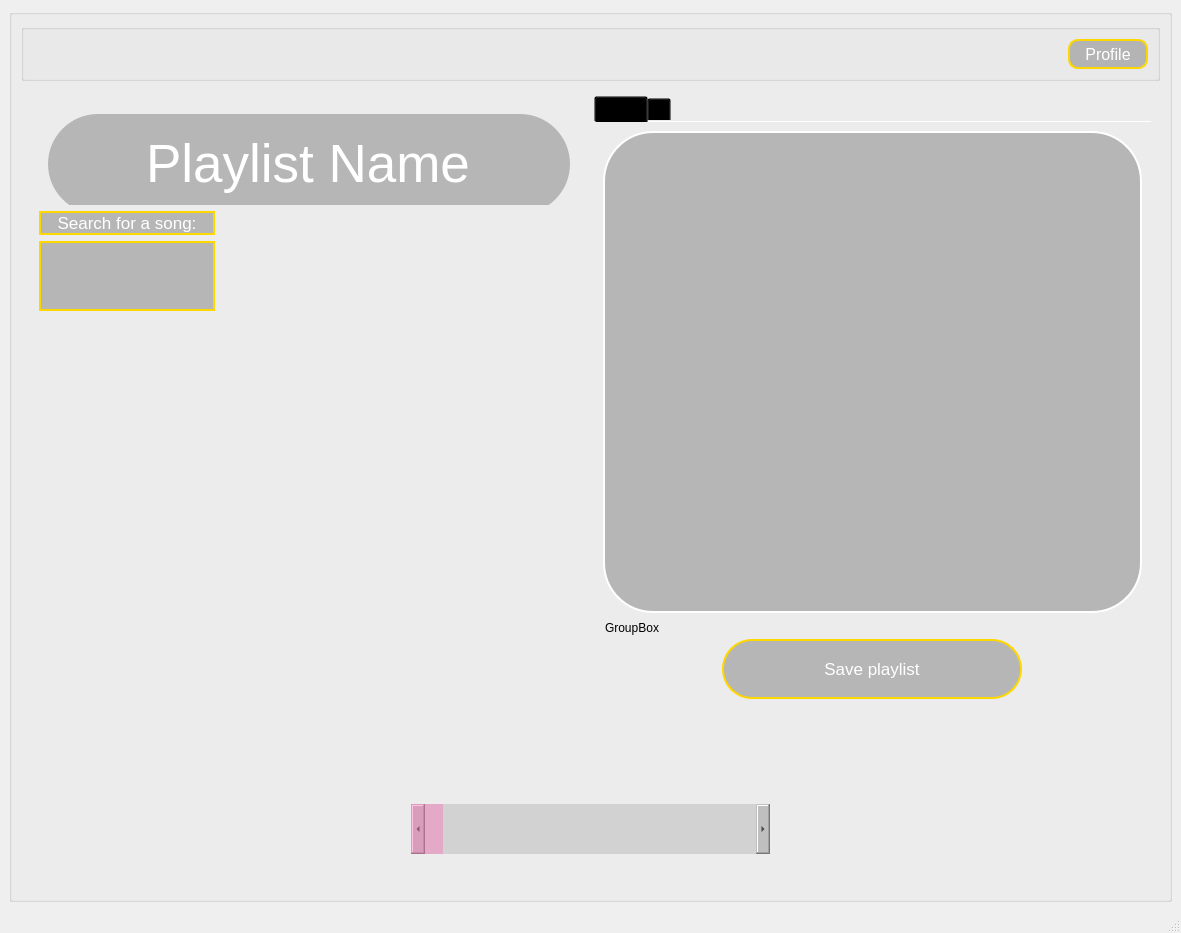
The window that ui/user_playlist_page/user_playlist.ui (incremen/CyberMusicStreaming) describes before a commit, drawn with Qt 5.
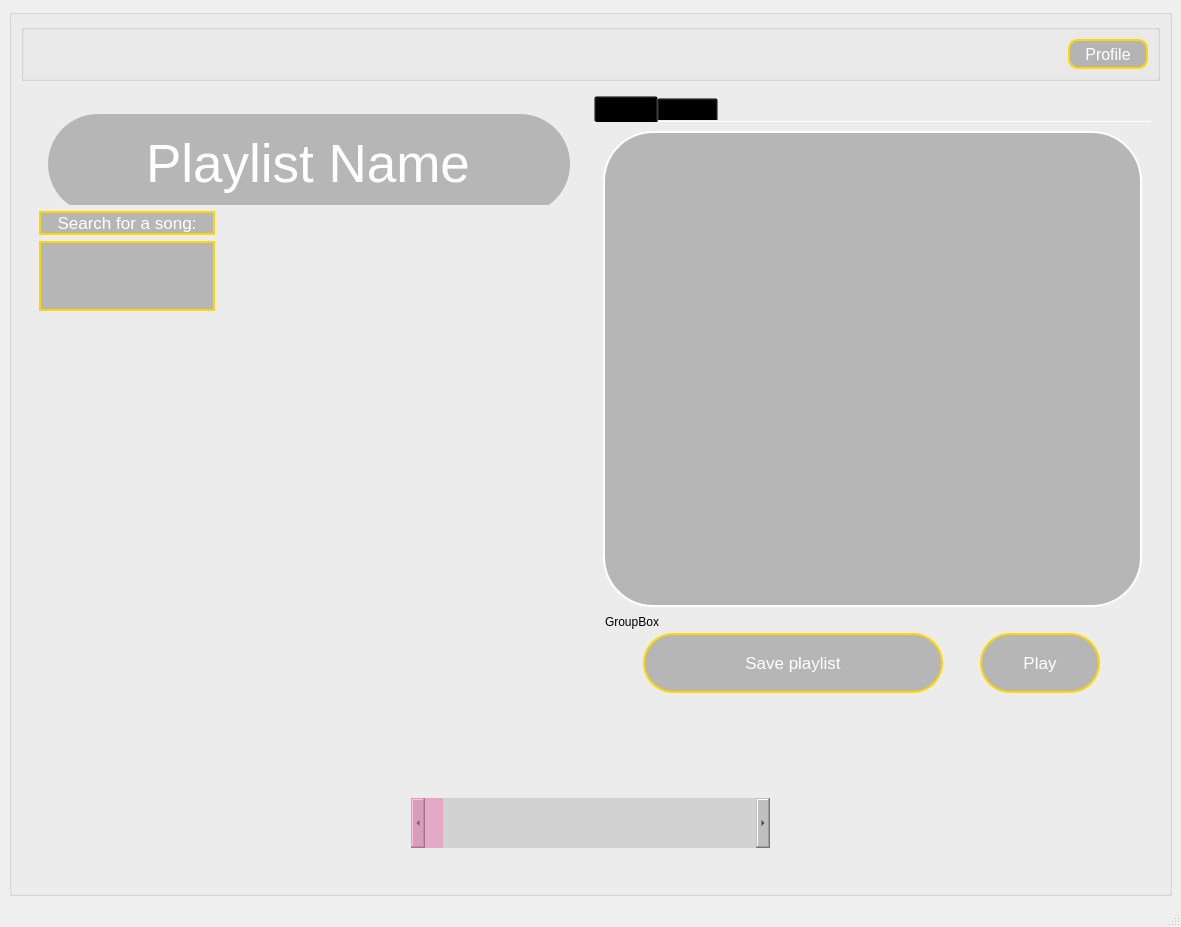
The same window after the commit. The open tabs and pages were chosen to show the change. Icons and pictures are not drawn.

Commit message: updated user playlist ui and addes a play btn

```diff
--- a/ui/user_playlist_page/user_playlist.ui
+++ b/ui/user_playlist_page/user_playlist.ui
@@ -7,7 +7,7 @@
     <x>0</x>
     <y>0</y>
     <width>1181</width>
-    <height>933</height>
+    <height>927</height>
    </rect>
   </property>
   <property name="windowTitle">
@@ -294,7 +294,7 @@
               <string notr="true">background: transparent;</string>
              </property>
              <attribute name="title">
-              <string>Page</string>
+              <string>Playlist</string>
              </attribute>
              <layout class="QVBoxLayout" name="verticalLayout_2">
               <item>
@@ -367,6 +367,39 @@
                    </property>
                   </widget>
                  </item>
+                 <item>
+                  <widget class="QPushButton" name="pushButton">
+                   <property name="sizePolicy">
+                    <sizepolicy hsizetype="Minimum" vsizetype="Minimum">
+                     <horstretch>0</horstretch>
+                     <verstretch>0</verstretch>
+                    </sizepolicy>
+                   </property>
+                   <property name="maximumSize">
+                    <size>
+                     <width>120</width>
+                     <height>60</height>
+                    </size>
+                   </property>
+                   <property name="font">
+                    <font>
+                     <pointsize>13</pointsize>
+                    </font>
+                   </property>
+                   <property name="styleSheet">
+                    <string notr="true"> border: 2px solid gold;
+ background-color: rgba(128, 128, 128, 128);
+ border-radius: 30px;
+color: white;
+
+
+</string>
+                   </property>
+                   <property name="text">
+                    <string>Play</string>
+                   </property>
+                  </widget>
+                 </item>
                 </layout>
                </widget>
               </item>
@@ -374,7 +407,7 @@
             </widget>
             <widget class="QWidget" name="song_queue">
              <attribute name="title">
-              <string/>
+              <string>Queue</string>
              </attribute>
              <layout class="QVBoxLayout" name="verticalLayout">
               <item>
```
Left out of the diff: 8 changed lines with no effect on the pictures. The commit also changes 2 other files.
